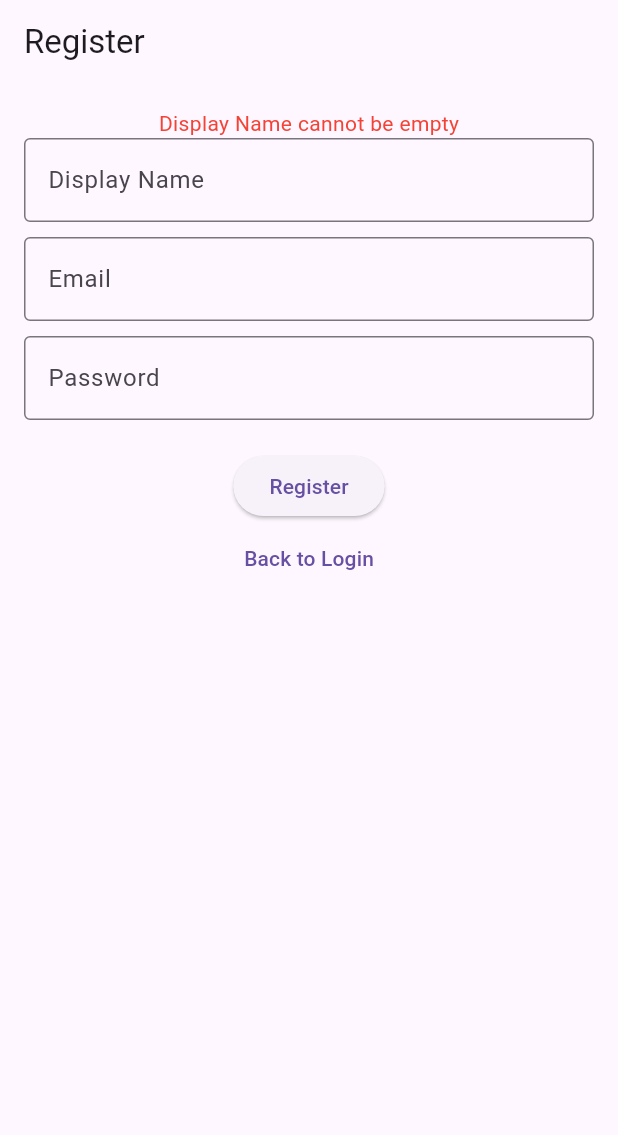
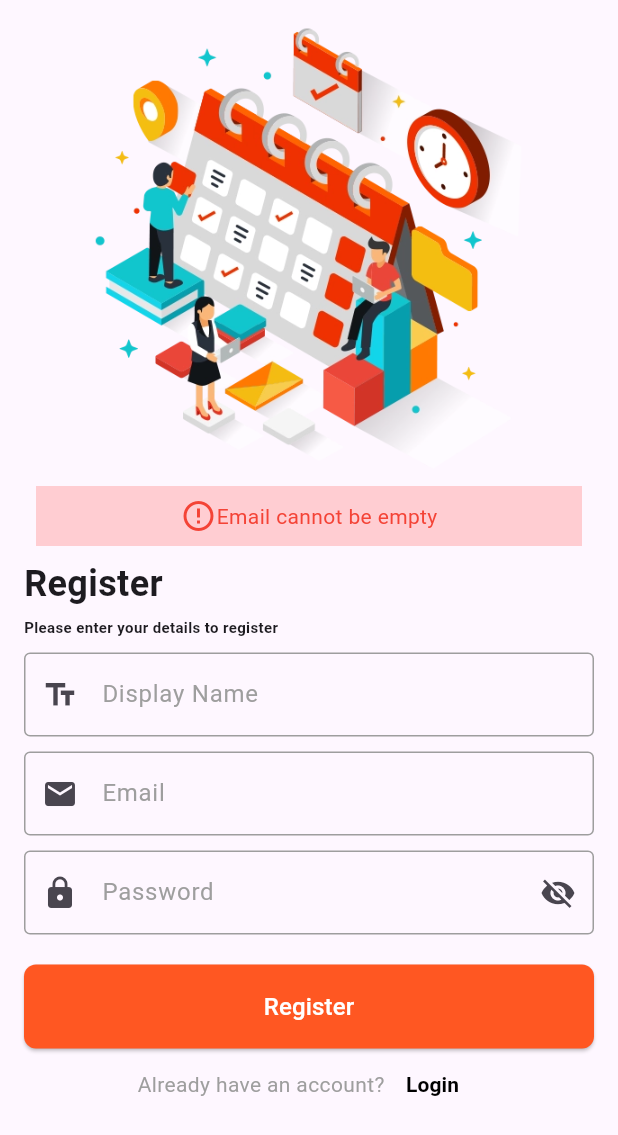
Before and after one commit to arjaymangubat1104/FlutterHRPortal, a Flutter app: the RegisterPage screen opened by its route, after a tap on "Register", on a phone screen of 412 x 824 dp. Shown: the top 1135 px of the screen. Run offline on Flutter 3.47's test engine with Material 3 defaults, Android fonts, the phone set to English and light mode, and no system bars; our stand-ins replace cloud_firestore, firebase_auth, firebase_core; accounts and stored records are empty.

Commit message:
edit login and register page
edit login and register page

```diff
--- a/lib/main.dart
+++ b/lib/main.dart
@@ -34,9 +34,9 @@ class MyApp extends StatelessWidget {
         theme: ThemeData(
           primarySwatch: Colors.green,
         ),
-        initialRoute: '/',
+        initialRoute: '/login',
         routes: {
-          '/': (context) => LoginPage(),
+          '/login': (context) => LoginPage(),
           '/register': (context) => RegisterPage(),
           '/home': (context) => HomePage(),
         },
--- a/lib/views/login_page.dart
+++ b/lib/views/login_page.dart
@@ -197,7 +197,10 @@ class _LoginPageState extends State<LoginPage> {
               mainAxisAlignment: MainAxisAlignment.center,
               children: [
                 Text(
-                  "Dont have an account?"
+                  "Don't have an account?",
+                  style: TextStyle(
+                    color: Colors.grey,
+                  ),
                 ),
                 TextButton(
                   onPressed: () {
--- a/lib/views/register_page.dart
+++ b/lib/views/register_page.dart
@@ -2,37 +2,102 @@ import 'package:flutter/material.dart';
 import 'package:provider/provider.dart';
 import '../viewmodel/auth_view_model.dart';
 
-class RegisterPage extends StatelessWidget {
+class RegisterPage extends StatefulWidget {
+
+  RegisterPage({super.key});
+
+  @override
+  State<RegisterPage> createState() => _RegisterPageState();
+}
+
+class _RegisterPageState extends State<RegisterPage> {
   final TextEditingController _emailController = TextEditingController();
+
   final TextEditingController _passwordController = TextEditingController();
+
   final TextEditingController _displayNameController = TextEditingController();
 
-  RegisterPage({super.key});
+  bool _isObscure = true;
 
   @override
   Widget build(BuildContext context) {
     final authViewModel = Provider.of<AuthViewModel>(context);
 
     return Scaffold(
-      appBar: AppBar(
-        title: Text('Register'),
-        automaticallyImplyLeading: false,
-      ),
       body: Padding(
         padding: const EdgeInsets.all(16.0),
         child: Column(
           children: [
+            Image.asset(
+              'lib/assets/logo.png',
+              height: 300,
+            ),
             if (authViewModel.errorMessage != null)
+              Padding(
+                padding: const EdgeInsets.all(8.0),
+                child: Container(
+                  color: Colors.red[100],
+                  child: Padding(
+                    padding: const EdgeInsets.all(8.0),
+                    child: Row(
+                      mainAxisAlignment: MainAxisAlignment.center,
+                      children: [
+                        Icon(
+                          Icons.error_outline,
+                          color: Colors.red
+                        ),
                         Text(
                           authViewModel.errorMessage!,
                           style: TextStyle(color: Colors.red),
                         ),
+                      ],
+                    ),
+                  ),
+                ),
+              ),
+            Row(
+              mainAxisAlignment: MainAxisAlignment.start,
+              children: [
+                Text(
+                  'Register',
+                  style: TextStyle(fontSize: 24, fontWeight: FontWeight.bold),
+                ),
+              ],
+            ),
+            const SizedBox(height: 5),
+            Row(
+              mainAxisAlignment: MainAxisAlignment.start,
+              children: [
+                Text(
+                  'Please enter your details to register',
+                  style: TextStyle(
+                    fontSize: 10,
+                    fontWeight: FontWeight.bold,
+                  ),
+                ),
+              ],
+            ),
+            const SizedBox(height: 10),
              TextField(
               controller: _displayNameController,
               decoration: InputDecoration(
                 labelText: 'Display Name',
+                labelStyle: TextStyle(
+                  color: Colors.grey,
+                ),
                 hintText: 'Enter your display name',
-                border: OutlineInputBorder(),
+                prefixIcon: Icon(
+                  Icons.text_fields_outlined
+                ),
+                border: OutlineInputBorder(
+                  borderSide: BorderSide(color: Colors.grey), // Default border color
+                ),
+                enabledBorder: OutlineInputBorder(
+                  borderSide: BorderSide(color: Colors.grey), // Enabled border color
+                ),
+                focusedBorder: OutlineInputBorder(
+                  borderSide: BorderSide(color: Colors.grey, width: 2.0), // Focused border color
+                ),
               ),
             ),
             SizedBox(height: 10),
@@ -40,8 +105,22 @@ class RegisterPage extends StatelessWidget {
               controller: _emailController,
               decoration: InputDecoration(
                 labelText: 'Email',
+                labelStyle: TextStyle(
+                  color: Colors.grey,
+                ),
                 hintText: 'Enter your email',
-                border: OutlineInputBorder(),
+                prefixIcon: Icon(
+                  Icons.email
+                ),
+                border: OutlineInputBorder(
+                  borderSide: BorderSide(color: Colors.grey), // Default border color
+                ),
+                enabledBorder: OutlineInputBorder(
+                  borderSide: BorderSide(color: Colors.grey), // Enabled border color
+                ),
+                focusedBorder: OutlineInputBorder(
+                  borderSide: BorderSide(color: Colors.grey, width: 2.0), // Focused border color
+                ),
               ),
             ),
             SizedBox(height: 10),
@@ -49,37 +128,96 @@ class RegisterPage extends StatelessWidget {
               controller: _passwordController,
               decoration: InputDecoration(
                 labelText: 'Password',
+                labelStyle: TextStyle(
+                  color: Colors.grey,
+                ),
                 hintText: 'Enter your password',
-                border: OutlineInputBorder(),
+                prefixIcon: Icon(
+                  Icons.lock
                 ),
-              obscureText: true,
+                suffixIcon: IconButton(
+                  onPressed: () {
+                    setState(() {
+                      _isObscure = !_isObscure;
+                    });
+                  },
+                  icon: Icon(
+                    _isObscure ? Icons.visibility_off : Icons.visibility
+                  )
+                ),
+                border: OutlineInputBorder(
+                  borderSide: BorderSide(color: Colors.grey), // Default border color
+                ),
+                enabledBorder: OutlineInputBorder(
+                  borderSide: BorderSide(color: Colors.grey), // Enabled border color
+                ),
+                focusedBorder: OutlineInputBorder(
+                  borderSide: BorderSide(color: Colors.grey, width: 2.0), // Focused border color
+                ),
+              ),
+              obscureText: _isObscure,
             ),
             SizedBox(height: 20),
-            ElevatedButton(
+           SizedBox(
+              width: double.infinity,
+              child: ElevatedButton(
                 onPressed: () async {
-                if (_displayNameController.text.isEmpty) {
-                  authViewModel.setErrorMessage('Display Name cannot be empty');
-                } else if (_emailController.text.isEmpty) {
+                  if (_emailController.text.isEmpty) {
                     authViewModel.setErrorMessage('Email cannot be empty');
                   } else if (_passwordController.text.isEmpty) {
                     authViewModel.setErrorMessage('Password cannot be empty');
+                  } else if(_displayNameController.text.isEmpty) {
+                    authViewModel.setErrorMessage('Display Name cannot be empty');
                   } else {
                     await authViewModel.register(
+                      _displayNameController.text,
                       _emailController.text,
                       _passwordController.text,
-                    _displayNameController.text,
                       context,
                     );
                   }
                 },
-              child: Text('Register'),
+                style: ElevatedButton.styleFrom(
+                  backgroundColor: Colors.deepOrange,
+                  shape: RoundedRectangleBorder(
+                    borderRadius: BorderRadius.circular(8),
+                  ),
+                  minimumSize: Size(double.infinity, 56),
+                ),
+                child: Center(
+                  child: Text(
+                    'Register',
+                    style: TextStyle(
+                      color: Colors.white,
+                      fontSize: 16,
+                    ),
+                  ),
+                ),
+              ),
+            ),
+             Row(
+              mainAxisAlignment: MainAxisAlignment.center,
+              children: [
+                Text(
+                  "Already have an account?",
+                  style: TextStyle(
+                    color: Colors.grey,
+                  ),
                 ),
                 TextButton(
                   onPressed: () {
                     authViewModel.clearErrorMessage();
                     Navigator.pop(context);
                   },
-              child: Text('Back to Login'),
+                  child: Text(
+                    'Login',
+                    style: TextStyle(
+                      color: Colors.black,
+                      fontWeight: FontWeight.bold,
+                    ),
+                  ),
+                ),
+              ],
             ),
           ],
         ),
```
Lines whose indentation alone changed are shown as unchanged.
